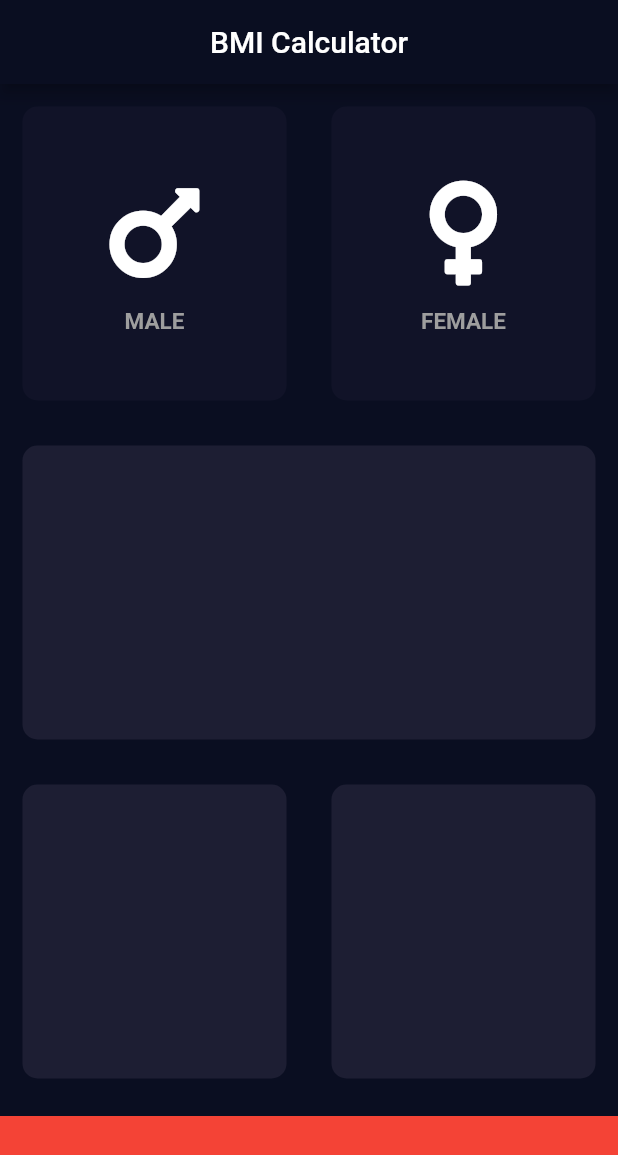
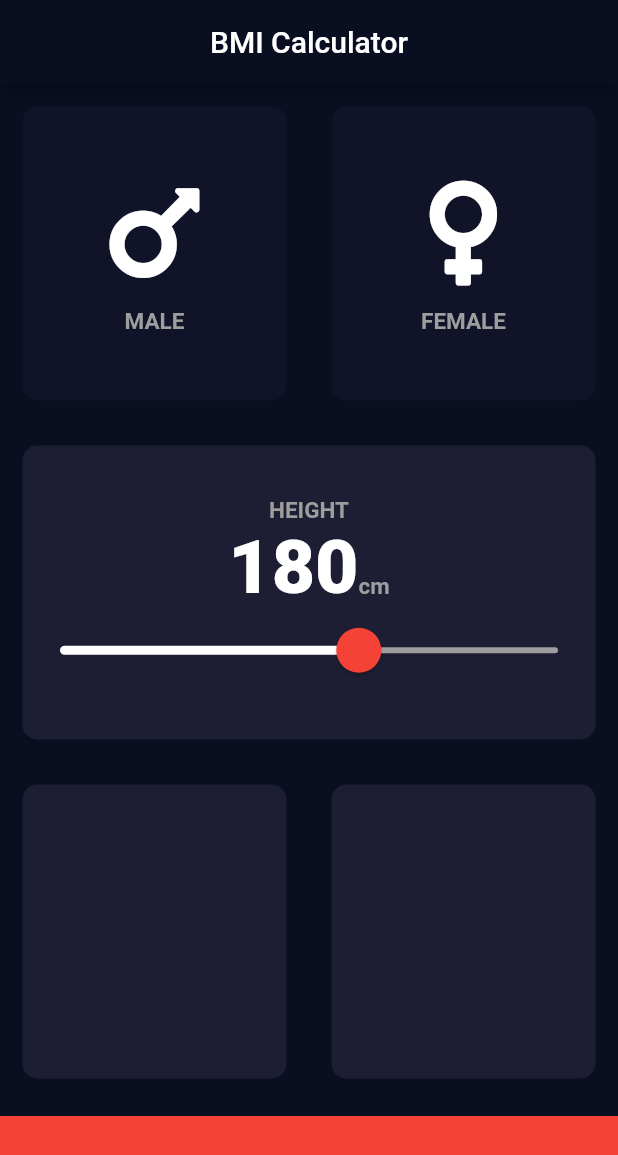
Before and after one commit to rooptestdev/bmi_calculater_flutter, a Flutter app: the screen it shows after launch, on a phone screen of 412 x 824 dp. Shown: the top 1155 px of the screen. Run offline on Flutter 3.47's test engine with Material 2 defaults, Android fonts, the light colour scheme and no system bars; our stand-ins replace font_awesome_flutter.

Commit message:
added slider

```diff
--- /dev/null
+++ b/lib/constants.dart
@@ -0,0 +1,16 @@
+import 'package:flutter/material.dart';
+
+const kBottomContainerHeight = 80.0;
+const kActiveCardColor = Color(0xff1d1e33);
+const kInActiveCardColor = Color(0xff111328);
+
+const kTextStyle = TextStyle(
+  fontSize: 15.0,
+  fontWeight: FontWeight.bold,
+  color: Colors.grey,
+);
+
+const kNumberStyle = TextStyle(
+  fontSize: 50.0,
+  fontWeight: FontWeight.w900,
+);
--- a/lib/icon_content.dart
+++ b/lib/icon_content.dart
@@ -1,10 +1,5 @@
 import 'package:flutter/material.dart';
-
-const testStyleContent = TextStyle(
-  fontSize: 15.0,
-  fontWeight: FontWeight.bold,
-  color: Colors.grey,
-);
+import 'constants.dart';
 
 class IconContent extends StatelessWidget {
   final String gender;
@@ -29,7 +24,7 @@
         ),
         Text(
           gender,
-          style: testStyleContent,
+          style: kTextStyle,
         ),
       ],
     );
--- a/lib/input_page.dart
+++ b/lib/input_page.dart
@@ -1,13 +1,8 @@
-import 'dart:ffi';
-
 import 'package:flutter/material.dart';
 import 'package:font_awesome_flutter/font_awesome_flutter.dart';
 import 'icon_content.dart';
 import 'reuse_card.dart';
-
-const bottomContainerHeight = 80.0;
-const activeCardColor = Color(0xff1d1e33);
-const inActiveCardColor = Color(0xff111328);
+import 'constants.dart';
 
 enum Gender {
   male,
@@ -22,6 +17,7 @@
 
 class _InputpageState extends State<Inputpage> {
   dynamic selectedGender;
+  int height = 180;
 
   @override
   Widget build(BuildContext context) {
@@ -31,6 +27,7 @@
         title: const Text('BMI Calculator'),
       ),
       body: Column(
+        crossAxisAlignment: CrossAxisAlignment.stretch,
         children: [
           Expanded(
             child: Row(
@@ -47,8 +44,8 @@
                       gender: 'MALE',
                     ),
                     colour: selectedGender == Gender.male
-                        ? activeCardColor
-                        : inActiveCardColor,
+                        ? kActiveCardColor
+                        : kInActiveCardColor,
                   ),
                 ),
                 Expanded(
@@ -63,8 +60,8 @@
                       gender: 'FEMALE',
                     ),
                     colour: selectedGender == Gender.female
-                        ? activeCardColor
-                        : inActiveCardColor,
+                        ? kActiveCardColor
+                        : kInActiveCardColor,
                   ),
                 ),
               ],
@@ -72,8 +69,53 @@
           ),
           Expanded(
             child: ReuseCard(
-              childCard: Container(),
-              colour: activeCardColor,
+              childCard: Column(
+                mainAxisAlignment: MainAxisAlignment.center,
+                children: [
+                  Text(
+                    'HEIGHT',
+                    style: kTextStyle,
+                  ),
+                  Row(
+                    mainAxisAlignment: MainAxisAlignment.center,
+                    crossAxisAlignment: CrossAxisAlignment.baseline,
+                    textBaseline: TextBaseline.alphabetic,
+                    children: [
+                      Text(
+                        height.toString(),
+                        style: kNumberStyle,
+                      ),
+                      Text(
+                        'cm',
+                        style: kTextStyle,
+                      )
+                    ],
+                  ),
+                  SliderTheme(
+                    data: SliderTheme.of(context).copyWith(
+                      activeTrackColor: Colors.white,
+                      inactiveTrackColor: Colors.grey,
+                      thumbColor: Colors.red,
+                      overlayColor: Colors.red[100],
+                      thumbShape:
+                          RoundSliderThumbShape(enabledThumbRadius: 15.0),
+                      overlayShape:
+                          RoundSliderOverlayShape(overlayRadius: 25.0),
+                    ),
+                    child: Slider(
+                      value: height.toDouble(),
+                      min: 120.0,
+                      max: 220.0,
+                      onChanged: (double newValue) {
+                        setState(() {
+                          height = newValue.round();
+                        });
+                      },
+                    ),
+                  )
+                ],
+              ),
+              colour: kActiveCardColor,
             ),
           ),
           Expanded(
@@ -82,13 +124,13 @@
                 Expanded(
                   child: ReuseCard(
                     childCard: Container(),
-                    colour: activeCardColor,
+                    colour: kActiveCardColor,
                   ),
                 ),
                 Expanded(
                   child: ReuseCard(
                     childCard: Container(),
-                    colour: activeCardColor,
+                    colour: kActiveCardColor,
                   ),
                 ),
               ],
@@ -97,7 +139,7 @@
           Container(
             margin: EdgeInsets.only(top: 10.0),
             color: Colors.red,
-            height: bottomContainerHeight,
+            height: kBottomContainerHeight,
             width: double.infinity,
           )
         ],
```
